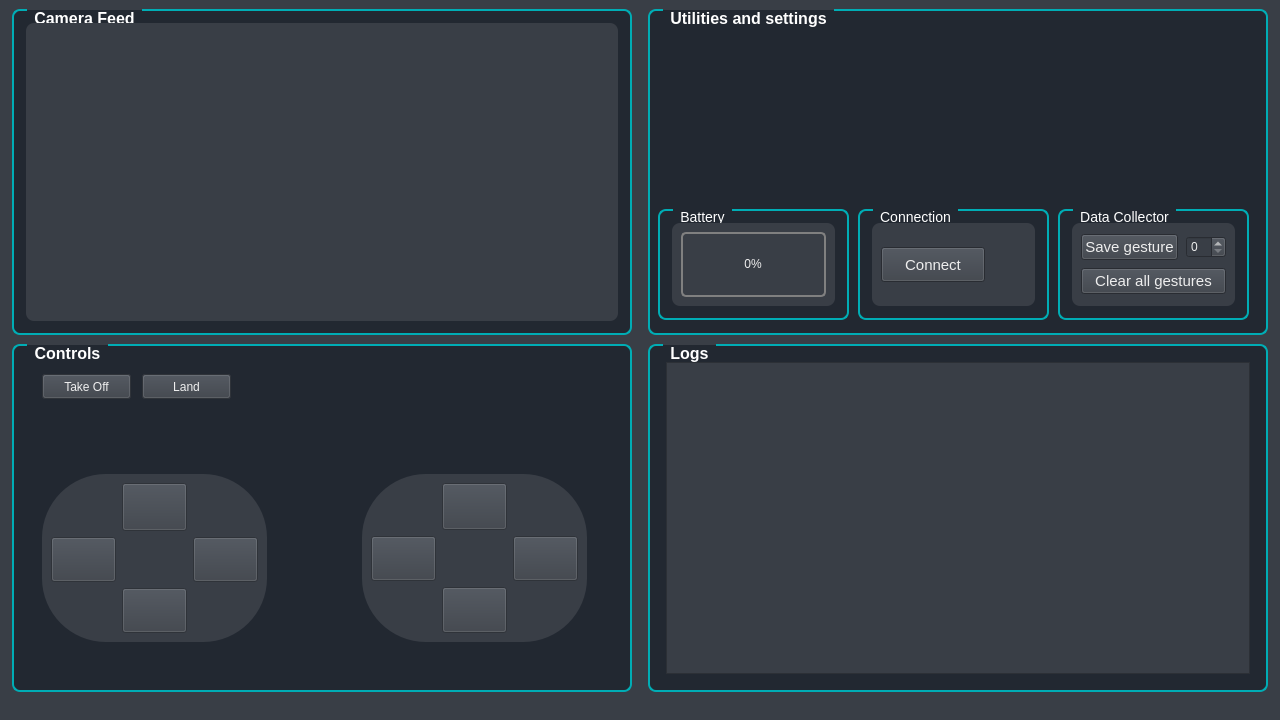
Before: the Qt Designer form ui/form.ui in maciejkaniewski/Drone-control-with-hand-gestures-using-image-processing, drawn with Qt 5.
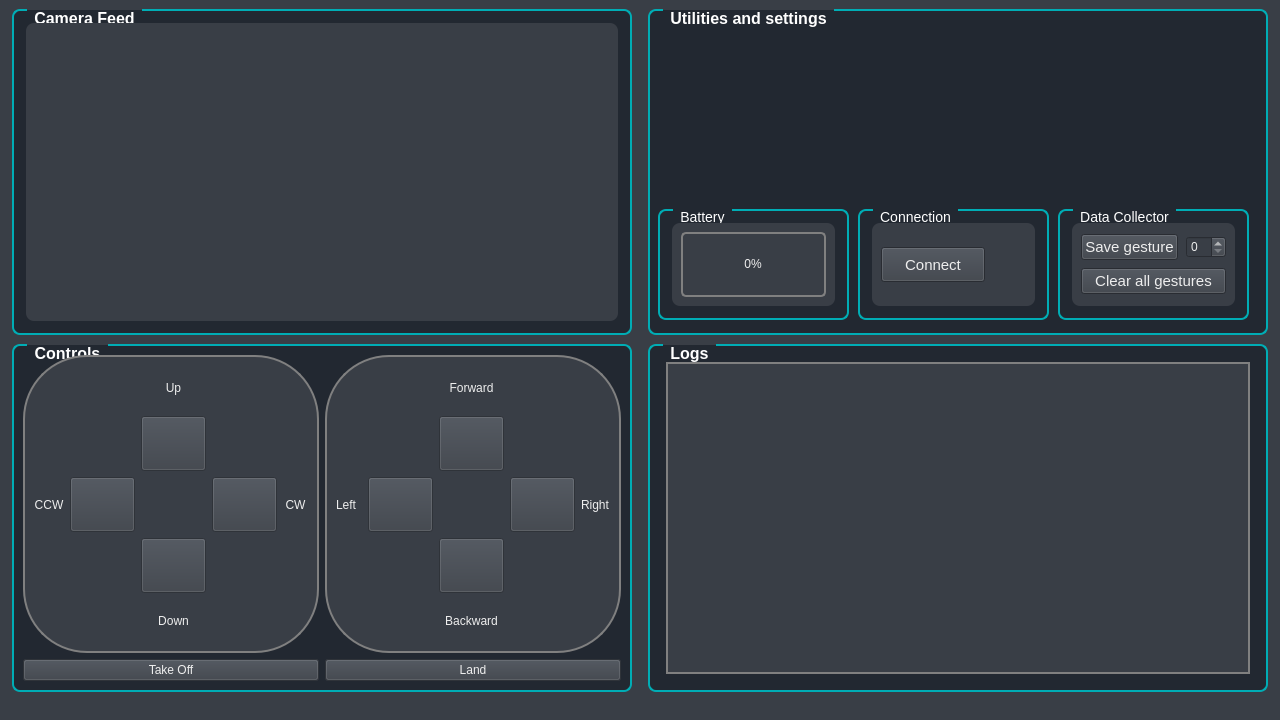
After: the same form once the commit is applied. Icons and pictures are not drawn.

```diff
--- a/ui/form.ui
+++ b/ui/form.ui
@@ -494,6 +494,7 @@
          <property name="styleSheet">
           <string notr="true">QTextBrowser#QTextBrowser_Logs {
 	color:#EEEEEE;
+	border: 2px solid gray;
 }</string>
          </property>
         </widget>
@@ -609,243 +610,13 @@
       <property name="title">
        <string>Controls</string>
       </property>
-      <widget class="QPushButton" name="QPushButton_Take_Off">
-       <property name="enabled">
-        <bool>false</bool>
-       </property>
-       <property name="geometry">
-        <rect>
-         <x>30</x>
-         <y>30</y>
-         <width>89</width>
-         <height>25</height>
-        </rect>
-       </property>
-       <property name="styleSheet">
-        <string notr="true">QPushButton#QPushButton_Take_Off{
-	color:#EEEEEE;
-}</string>
-       </property>
-       <property name="text">
-        <string>Take Off</string>
-       </property>
-      </widget>
-      <widget class="QPushButton" name="QPushButton_Land">
-       <property name="enabled">
-        <bool>false</bool>
-       </property>
-       <property name="geometry">
-        <rect>
-         <x>130</x>
-         <y>30</y>
-         <width>89</width>
-         <height>25</height>
-        </rect>
-       </property>
-       <property name="styleSheet">
-        <string notr="true">QPushButton#QPushButton_Land{
-	color:#EEEEEE;
-}</string>
-       </property>
-       <property name="text">
-        <string>Land</string>
-       </property>
-      </widget>
-      <widget class="QFrame" name="QFrame_Basic_Moves">
-       <property name="geometry">
-        <rect>
-         <x>350</x>
-         <y>130</y>
-         <width>225</width>
-         <height>168</height>
-        </rect>
-       </property>
-       <property name="styleSheet">
-        <string notr="true">QFrame#QFrame_Basic_Moves {
-    border-radius: 64px;
-	background-color: #393E46;
-}</string>
-       </property>
-       <property name="frameShape">
-        <enum>QFrame::StyledPanel</enum>
-       </property>
-       <property name="frameShadow">
-        <enum>QFrame::Raised</enum>
-       </property>
-       <layout class="QGridLayout" name="gridLayout_11">
-        <item row="2" column="2">
-         <widget class="QPushButton" name="QPushButton_Backward">
-          <property name="enabled">
-           <bool>false</bool>
-          </property>
-          <property name="sizePolicy">
-           <sizepolicy hsizetype="Minimum" vsizetype="Minimum">
-            <horstretch>0</horstretch>
-            <verstretch>0</verstretch>
-           </sizepolicy>
-          </property>
-          <property name="minimumSize">
-           <size>
-            <width>65</width>
-            <height>45</height>
-           </size>
-          </property>
-          <property name="text">
-           <string/>
-          </property>
-          <property name="icon">
-           <iconset resource="../resources/resources.qrc">
-            <normaloff>:/images/images/backward.png</normaloff>:/images/images/backward.png</iconset>
-          </property>
-          <property name="iconSize">
-           <size>
-            <width>40</width>
-            <height>40</height>
-           </size>
-          </property>
-          <property name="shortcut">
-           <string>Down</string>
-          </property>
-         </widget>
-        </item>
-        <item row="0" column="2">
-         <widget class="QPushButton" name="QPushButton_Forward">
-          <property name="enabled">
-           <bool>false</bool>
-          </property>
-          <property name="sizePolicy">
-           <sizepolicy hsizetype="Minimum" vsizetype="Minimum">
-            <horstretch>0</horstretch>
-            <verstretch>0</verstretch>
-           </sizepolicy>
-          </property>
-          <property name="minimumSize">
-           <size>
-            <width>65</width>
-            <height>45</height>
-           </size>
-          </property>
-          <property name="text">
-           <string/>
-          </property>
-          <property name="icon">
-           <iconset resource="../resources/resources.qrc">
-            <normaloff>:/images/images/forward.png</normaloff>:/images/images/forward.png</iconset>
-          </property>
-          <property name="iconSize">
-           <size>
-            <width>40</width>
-            <height>40</height>
-           </size>
-          </property>
-          <property name="shortcut">
-           <string>Up</string>
-          </property>
-         </widget>
-        </item>
-        <item row="1" column="2">
-         <widget class="QPushButton" name="QPushButton_Dummy1">
-          <property name="enabled">
-           <bool>false</bool>
-          </property>
-          <property name="minimumSize">
-           <size>
-            <width>65</width>
-            <height>45</height>
-           </size>
-          </property>
-          <property name="text">
-           <string/>
-          </property>
-          <property name="flat">
-           <bool>true</bool>
-          </property>
-         </widget>
-        </item>
-        <item row="1" column="3">
-         <widget class="QPushButton" name="QPushButton_Right">
-          <property name="enabled">
-           <bool>false</bool>
-          </property>
-          <property name="sizePolicy">
-           <sizepolicy hsizetype="Minimum" vsizetype="Minimum">
-            <horstretch>0</horstretch>
-            <verstretch>0</verstretch>
-           </sizepolicy>
-          </property>
-          <property name="minimumSize">
-           <size>
-            <width>65</width>
-            <height>45</height>
-           </size>
-          </property>
-          <property name="text">
-           <string/>
-          </property>
-          <property name="icon">
-           <iconset resource="../resources/resources.qrc">
-            <normaloff>:/images/images/right.png</normaloff>:/images/images/right.png</iconset>
-          </property>
-          <property name="iconSize">
-           <size>
-            <width>40</width>
-            <height>40</height>
-           </size>
-          </property>
-          <property name="shortcut">
-           <string>Right</string>
-          </property>
-         </widget>
-        </item>
-        <item row="1" column="0">
-         <widget class="QPushButton" name="QPushButton_Left">
-          <property name="enabled">
-           <bool>false</bool>
-          </property>
-          <property name="sizePolicy">
-           <sizepolicy hsizetype="Minimum" vsizetype="Minimum">
-            <horstretch>0</horstretch>
-            <verstretch>0</verstretch>
-           </sizepolicy>
-          </property>
-          <property name="minimumSize">
-           <size>
-            <width>65</width>
-            <height>45</height>
-           </size>
-          </property>
-          <property name="text">
-           <string/>
-          </property>
-          <property name="icon">
-           <iconset resource="../resources/resources.qrc">
-            <normaloff>:/images/images/left.png</normaloff>:/images/images/left.png</iconset>
-          </property>
-          <property name="iconSize">
-           <size>
-            <width>40</width>
-            <height>40</height>
-           </size>
-          </property>
-          <property name="shortcut">
-           <string>Left</string>
-          </property>
-         </widget>
-        </item>
-       </layout>
-      </widget>
+      <layout class="QGridLayout" name="gridLayout_10">
+       <item row="0" column="0">
       <widget class="QFrame" name="QFrame_Advanced_Moves">
-       <property name="geometry">
-        <rect>
-         <x>30</x>
-         <y>130</y>
-         <width>225</width>
-         <height>168</height>
-        </rect>
-       </property>
        <property name="styleSheet">
         <string notr="true">QFrame#QFrame_Advanced_Moves {
     border-radius: 64px;
+	border: 2px solid gray;
 	background-color: #393E46;
 }</string>
        </property>
@@ -856,7 +627,7 @@
         <enum>QFrame::Raised</enum>
        </property>
        <layout class="QGridLayout" name="gridLayout_12">
-        <item row="2" column="2">
+          <item row="3" column="3">
          <widget class="QPushButton" name="QPushButton_Down">
           <property name="enabled">
            <bool>false</bool>
@@ -864,7 +635,7 @@
           <property name="minimumSize">
            <size>
             <width>65</width>
-            <height>45</height>
+              <height>55</height>
            </size>
           </property>
           <property name="text">
@@ -882,7 +653,73 @@
           </property>
          </widget>
         </item>
-        <item row="0" column="2">
+          <item row="2" column="5">
+           <widget class="QLabel" name="QLabel_CW">
+            <property name="styleSheet">
+             <string notr="true">QLabel#QLabel_CW{
+	color:#EEEEEE;
+}</string>
+            </property>
+            <property name="text">
+             <string>CW</string>
+            </property>
+            <property name="alignment">
+             <set>Qt::AlignCenter</set>
+            </property>
+           </widget>
+          </item>
+          <item row="2" column="3">
+           <widget class="QPushButton" name="QPushButton_Dummy2">
+            <property name="enabled">
+             <bool>false</bool>
+            </property>
+            <property name="minimumSize">
+             <size>
+              <width>65</width>
+              <height>45</height>
+             </size>
+            </property>
+            <property name="text">
+             <string/>
+            </property>
+            <property name="flat">
+             <bool>true</bool>
+            </property>
+           </widget>
+          </item>
+          <item row="2" column="4">
+           <widget class="QPushButton" name="QPushButton_Rotate_Right">
+            <property name="enabled">
+             <bool>false</bool>
+            </property>
+            <property name="sizePolicy">
+             <sizepolicy hsizetype="Minimum" vsizetype="Minimum">
+              <horstretch>0</horstretch>
+              <verstretch>0</verstretch>
+             </sizepolicy>
+            </property>
+            <property name="minimumSize">
+             <size>
+              <width>65</width>
+              <height>55</height>
+             </size>
+            </property>
+            <property name="text">
+             <string/>
+            </property>
+            <property name="icon">
+             <iconset resource="../resources/resources.qrc">
+              <normaloff>:/images/images/rotate_right.png</normaloff>:/images/images/rotate_right.png</iconset>
+            </property>
+            <property name="iconSize">
+             <size>
+              <width>40</width>
+              <height>40</height>
+             </size>
+            </property>
+           </widget>
+          </item>
+          <item row="1" column="3">
          <widget class="QPushButton" name="QPushButton_Up">
           <property name="enabled">
            <bool>false</bool>
@@ -896,7 +733,7 @@
           <property name="minimumSize">
            <size>
             <width>65</width>
-            <height>45</height>
+              <height>55</height>
            </size>
           </property>
           <property name="text">
@@ -914,26 +751,7 @@
           </property>
          </widget>
         </item>
-        <item row="1" column="2">
-         <widget class="QPushButton" name="QPushButton_Dummy2">
-          <property name="enabled">
-           <bool>false</bool>
-          </property>
-          <property name="minimumSize">
-           <size>
-            <width>65</width>
-            <height>45</height>
-           </size>
-          </property>
-          <property name="text">
-           <string/>
-          </property>
-          <property name="flat">
-           <bool>true</bool>
-          </property>
-         </widget>
-        </item>
-        <item row="1" column="0">
+          <item row="2" column="1">
          <widget class="QPushButton" name="QPushButton_Rotate_Left">
           <property name="enabled">
            <bool>false</bool>
@@ -947,7 +765,7 @@
           <property name="minimumSize">
            <size>
             <width>65</width>
-            <height>45</height>
+              <height>55</height>
            </size>
           </property>
           <property name="text">
@@ -965,8 +783,84 @@
           </property>
          </widget>
         </item>
+          <item row="0" column="3">
+           <widget class="QLabel" name="QLabel_Up">
+            <property name="styleSheet">
+             <string notr="true">QLabel#QLabel_Up{
+	color:#EEEEEE;
+}</string>
+            </property>
+            <property name="text">
+             <string>Up</string>
+            </property>
+            <property name="alignment">
+             <set>Qt::AlignCenter</set>
+            </property>
+           </widget>
+          </item>
+          <item row="4" column="3">
+           <widget class="QLabel" name="QLabel_Down">
+            <property name="styleSheet">
+             <string notr="true">QLabel#QLabel_Down{
+	color:#EEEEEE;
+}</string>
+            </property>
+            <property name="text">
+             <string>Down</string>
+            </property>
+            <property name="alignment">
+             <set>Qt::AlignCenter</set>
+            </property>
+           </widget>
+          </item>
+          <item row="2" column="0">
+           <widget class="QLabel" name="QLabel_CCW">
+            <property name="styleSheet">
+             <string notr="true">QLabel#QLabel_CCW{
+	color:#EEEEEE;
+}</string>
+            </property>
+            <property name="text">
+             <string>CCW</string>
+            </property>
+            <property name="alignment">
+             <set>Qt::AlignCenter</set>
+            </property>
+           </widget>
+          </item>
+         </layout>
+        </widget>
+       </item>
+       <item row="0" column="2">
+        <widget class="QFrame" name="QFrame_Basic_Moves">
+         <property name="styleSheet">
+          <string notr="true">QFrame#QFrame_Basic_Moves {
+    border-radius: 64px;
+	    border: 2px solid gray;
+	background-color: #393E46;
+}</string>
+         </property>
+         <property name="frameShape">
+          <enum>QFrame::StyledPanel</enum>
+         </property>
+         <property name="frameShadow">
+          <enum>QFrame::Raised</enum>
+         </property>
+         <layout class="QGridLayout" name="gridLayout_11">
+          <item row="2" column="0">
+           <widget class="QLabel" name="QLabel_Left">
+            <property name="styleSheet">
+             <string notr="true">QLabel#QLabel_Left{
+	color:#EEEEEE;
+}</string>
+            </property>
+            <property name="text">
+             <string>Left</string>
+            </property>
+           </widget>
+          </item>
         <item row="1" column="3">
-         <widget class="QPushButton" name="QPushButton_Rotate_Right">
+           <widget class="QPushButton" name="QPushButton_Forward">
           <property name="enabled">
            <bool>false</bool>
           </property>
@@ -975,6 +869,167 @@
             <horstretch>0</horstretch>
             <verstretch>0</verstretch>
            </sizepolicy>
+            </property>
+            <property name="minimumSize">
+             <size>
+              <width>65</width>
+              <height>55</height>
+             </size>
+            </property>
+            <property name="text">
+             <string/>
+            </property>
+            <property name="icon">
+             <iconset resource="../resources/resources.qrc">
+              <normaloff>:/images/images/forward.png</normaloff>:/images/images/forward.png</iconset>
+            </property>
+            <property name="iconSize">
+             <size>
+              <width>40</width>
+              <height>40</height>
+             </size>
+            </property>
+            <property name="shortcut">
+             <string>Up</string>
+            </property>
+           </widget>
+          </item>
+          <item row="2" column="1">
+           <widget class="QPushButton" name="QPushButton_Left">
+            <property name="enabled">
+             <bool>false</bool>
+            </property>
+            <property name="sizePolicy">
+             <sizepolicy hsizetype="Minimum" vsizetype="Minimum">
+              <horstretch>0</horstretch>
+              <verstretch>0</verstretch>
+             </sizepolicy>
+            </property>
+            <property name="minimumSize">
+             <size>
+              <width>65</width>
+              <height>55</height>
+             </size>
+            </property>
+            <property name="text">
+             <string/>
+            </property>
+            <property name="icon">
+             <iconset resource="../resources/resources.qrc">
+              <normaloff>:/images/images/left.png</normaloff>:/images/images/left.png</iconset>
+            </property>
+            <property name="iconSize">
+             <size>
+              <width>40</width>
+              <height>40</height>
+             </size>
+            </property>
+            <property name="shortcut">
+             <string>Left</string>
+            </property>
+           </widget>
+          </item>
+          <item row="2" column="4">
+           <widget class="QPushButton" name="QPushButton_Right">
+            <property name="enabled">
+             <bool>false</bool>
+            </property>
+            <property name="sizePolicy">
+             <sizepolicy hsizetype="Minimum" vsizetype="Minimum">
+              <horstretch>0</horstretch>
+              <verstretch>0</verstretch>
+             </sizepolicy>
+            </property>
+            <property name="minimumSize">
+             <size>
+              <width>65</width>
+              <height>55</height>
+             </size>
+            </property>
+            <property name="text">
+             <string/>
+            </property>
+            <property name="icon">
+             <iconset resource="../resources/resources.qrc">
+              <normaloff>:/images/images/right.png</normaloff>:/images/images/right.png</iconset>
+            </property>
+            <property name="iconSize">
+             <size>
+              <width>40</width>
+              <height>40</height>
+             </size>
+            </property>
+            <property name="shortcut">
+             <string>Right</string>
+            </property>
+           </widget>
+          </item>
+          <item row="3" column="3">
+           <widget class="QPushButton" name="QPushButton_Backward">
+            <property name="enabled">
+             <bool>false</bool>
+            </property>
+            <property name="sizePolicy">
+             <sizepolicy hsizetype="Minimum" vsizetype="Minimum">
+              <horstretch>0</horstretch>
+              <verstretch>0</verstretch>
+             </sizepolicy>
+            </property>
+            <property name="minimumSize">
+             <size>
+              <width>65</width>
+              <height>55</height>
+             </size>
+            </property>
+            <property name="text">
+             <string/>
+            </property>
+            <property name="icon">
+             <iconset resource="../resources/resources.qrc">
+              <normaloff>:/images/images/backward.png</normaloff>:/images/images/backward.png</iconset>
+            </property>
+            <property name="iconSize">
+             <size>
+              <width>40</width>
+              <height>40</height>
+             </size>
+            </property>
+            <property name="shortcut">
+             <string>Down</string>
+            </property>
+           </widget>
+          </item>
+          <item row="0" column="3">
+           <widget class="QLabel" name="QLabel_Forward">
+            <property name="styleSheet">
+             <string notr="true">QLabel#QLabel_Forward{
+	color:#EEEEEE;
+}</string>
+            </property>
+            <property name="text">
+             <string>Forward</string>
+            </property>
+            <property name="alignment">
+             <set>Qt::AlignCenter</set>
+            </property>
+           </widget>
+          </item>
+          <item row="2" column="5">
+           <widget class="QLabel" name="QLabel_Right">
+            <property name="styleSheet">
+             <string notr="true">QLabel#QLabel_Right{
+	color:#EEEEEE;
+}</string>
+            </property>
+            <property name="text">
+             <string>Right</string>
+            </property>
+           </widget>
+          </item>
+          <item row="2" column="3">
+           <widget class="QPushButton" name="QPushButton_Dummy1">
+            <property name="enabled">
+             <bool>false</bool>
           </property>
           <property name="minimumSize">
            <size>
@@ -985,20 +1040,72 @@
           <property name="text">
            <string/>
           </property>
-          <property name="icon">
-           <iconset resource="../resources/resources.qrc">
-            <normaloff>:/images/images/rotate_right.png</normaloff>:/images/images/rotate_right.png</iconset>
-          </property>
-          <property name="iconSize">
+            <property name="flat">
+             <bool>true</bool>
+            </property>
+           </widget>
+          </item>
+          <item row="4" column="3">
+           <widget class="QLabel" name="QLabel_Backward">
+            <property name="sizePolicy">
+             <sizepolicy hsizetype="Minimum" vsizetype="Preferred">
+              <horstretch>0</horstretch>
+              <verstretch>0</verstretch>
+             </sizepolicy>
+            </property>
+            <property name="minimumSize">
            <size>
-            <width>40</width>
-            <height>40</height>
-           </size>
-          </property>
+              <width>65</width>
+              <height>0</height>
+             </size>
+            </property>
+            <property name="styleSheet">
+             <string notr="true">QLabel#QLabel_Backward{
+	color:#EEEEEE;
+}</string>
+            </property>
+            <property name="text">
+             <string>Backward</string>
+            </property>
+            <property name="alignment">
+             <set>Qt::AlignCenter</set>
+            </property>
          </widget>
         </item>
        </layout>
       </widget>
+       </item>
+       <item row="1" column="0">
+        <widget class="QPushButton" name="QPushButton_Take_Off">
+         <property name="enabled">
+          <bool>false</bool>
+         </property>
+         <property name="styleSheet">
+          <string notr="true">QPushButton#QPushButton_Take_Off{
+	color:#EEEEEE;
+}</string>
+         </property>
+         <property name="text">
+          <string>Take Off</string>
+         </property>
+        </widget>
+       </item>
+       <item row="1" column="2">
+        <widget class="QPushButton" name="QPushButton_Land">
+         <property name="enabled">
+          <bool>false</bool>
+         </property>
+         <property name="styleSheet">
+          <string notr="true">QPushButton#QPushButton_Land{
+	color:#EEEEEE;
+}</string>
+         </property>
+         <property name="text">
+          <string>Land</string>
+         </property>
+        </widget>
+       </item>
+      </layout>
      </widget>
     </item>
    </layout>
```
Left out of the diff: 148 changed lines with no effect on the pictures. Lines whose indentation alone changed are shown as unchanged.
